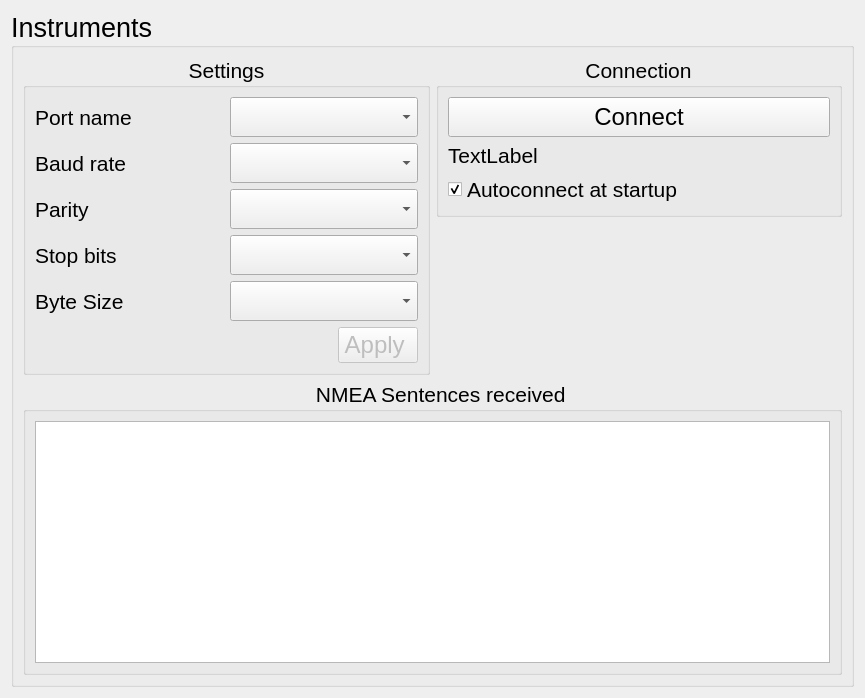
Old version of the form upwind/src/UWPlugins/NMEASerialPortReader/settingsui.ui in the repository UpWind/devel.
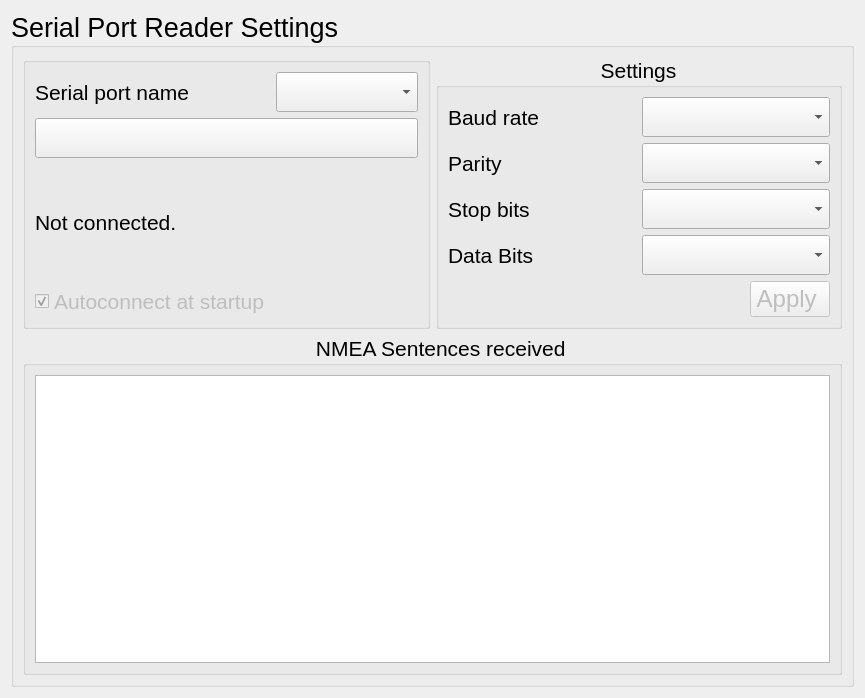
New version of the form.

Commit message:
Implemented serialPort class as SerialPortReader.
Fixes reading of serial port data from any port.
Implementes signal-slot connection between UI and data
for better separation and clarity.

```diff
--- a/upwind/src/UWPlugins/NMEASerialPortReader/settingsui.ui
+++ b/upwind/src/UWPlugins/NMEASerialPortReader/settingsui.ui
@@ -13,13 +13,19 @@
   <layout class="QGridLayout" name="gridLayout_11">
    <item row="0" column="0">
     <widget class="QGroupBox" name="chartsBox_4">
+     <property name="sizePolicy">
+      <sizepolicy hsizetype="Minimum" vsizetype="Preferred">
+       <horstretch>0</horstretch>
+       <verstretch>0</verstretch>
+      </sizepolicy>
+     </property>
      <property name="font">
       <font>
        <pointsize>20</pointsize>
       </font>
      </property>
      <property name="title">
-      <string>Instruments</string>
+      <string>Serial Port Reader Settings</string>
      </property>
      <layout class="QGridLayout" name="gridLayout_2">
       <item row="4" column="0" colspan="2">
@@ -50,7 +56,7 @@
            <property name="sizePolicy">
             <sizepolicy hsizetype="Expanding" vsizetype="Expanding">
              <horstretch>0</horstretch>
-             <verstretch>200</verstretch>
+             <verstretch>0</verstretch>
             </sizepolicy>
            </property>
            <property name="maximumSize">
@@ -68,72 +74,7 @@
            <property name="verticalScrollBarPolicy">
             <enum>Qt::ScrollBarAsNeeded</enum>
            </property>
-          </widget>
-         </item>
-        </layout>
-       </widget>
-      </item>
-      <item row="2" column="1">
-       <widget class="QGroupBox" name="groupBox_3">
-        <property name="font">
-         <font>
-          <pointsize>16</pointsize>
-         </font>
-        </property>
-        <property name="title">
-         <string>Connection</string>
-        </property>
-        <property name="alignment">
-         <set>Qt::AlignHCenter|Qt::AlignTop</set>
-        </property>
-        <property name="flat">
-         <bool>true</bool>
-        </property>
-        <layout class="QVBoxLayout" name="verticalLayout_5">
-         <item>
-          <widget class="QPushButton" name="pushButton_connect">
-           <property name="minimumSize">
-            <size>
-             <width>200</width>
-             <height>40</height>
-            </size>
-           </property>
-           <property name="font">
-            <font>
-             <family>Arial</family>
-             <pointsize>18</pointsize>
-            </font>
-           </property>
-           <property name="text">
-            <string>Connect</string>
-           </property>
-          </widget>
-         </item>
-         <item>
-          <widget class="QLabel" name="connection_status">
-           <property name="text">
-            <string>TextLabel</string>
-           </property>
-          </widget>
-         </item>
-         <item>
-          <widget class="QCheckBox" name="checkBox_autoconnect">
-           <property name="font">
-            <font>
-             <family>Arial</family>
-             <pointsize>16</pointsize>
-            </font>
-           </property>
-           <property name="acceptDrops">
-            <bool>false</bool>
-           </property>
-           <property name="autoFillBackground">
-            <bool>false</bool>
-           </property>
-           <property name="text">
-            <string>Autoconnect at startup</string>
-           </property>
-           <property name="checked">
+           <property name="readOnly">
             <bool>true</bool>
            </property>
           </widget>
@@ -141,8 +82,14 @@
         </layout>
        </widget>
       </item>
-      <item row="2" column="0" rowspan="2">
+      <item row="3" column="1">
        <widget class="QGroupBox" name="groupBox_2">
+        <property name="sizePolicy">
+         <sizepolicy hsizetype="Minimum" vsizetype="Preferred">
+          <horstretch>0</horstretch>
+          <verstretch>0</verstretch>
+         </sizepolicy>
+        </property>
         <property name="font">
          <font>
           <pointsize>16</pointsize>
@@ -177,19 +124,6 @@
            </property>
           </widget>
          </item>
-         <item row="0" column="0">
-          <widget class="QLabel" name="label">
-           <property name="font">
-            <font>
-             <family>Arial</family>
-             <pointsize>16</pointsize>
-            </font>
-           </property>
-           <property name="text">
-            <string>Port name</string>
-           </property>
-          </widget>
-         </item>
          <item row="2" column="0">
           <widget class="QLabel" name="label_3">
            <property name="font">
@@ -272,7 +206,7 @@
             </font>
            </property>
            <property name="text">
-            <string>Byte Size</string>
+            <string>Data Bits</string>
            </property>
           </widget>
          </item>
@@ -302,25 +236,6 @@
            </property>
           </widget>
          </item>
-         <item row="0" column="1">
-          <widget class="QComboBox" name="comboBox_portName">
-           <property name="minimumSize">
-            <size>
-             <width>0</width>
-             <height>40</height>
-            </size>
-           </property>
-           <property name="font">
-            <font>
-             <family>Arial</family>
-             <pointsize>18</pointsize>
-            </font>
-           </property>
-           <property name="editable">
-            <bool>false</bool>
-           </property>
-          </widget>
-         </item>
          <item row="5" column="1">
           <widget class="QComboBox" name="comboBox_byteSize">
            <property name="minimumSize">
@@ -343,6 +258,130 @@
         </layout>
        </widget>
       </item>
+      <item row="3" column="0">
+       <widget class="QGroupBox" name="groupBox_3">
+        <property name="sizePolicy">
+         <sizepolicy hsizetype="Minimum" vsizetype="Preferred">
+          <horstretch>0</horstretch>
+          <verstretch>0</verstretch>
+         </sizepolicy>
+        </property>
+        <property name="font">
+         <font>
+          <pointsize>16</pointsize>
+         </font>
+        </property>
+        <property name="title">
+         <string/>
+        </property>
+        <property name="alignment">
+         <set>Qt::AlignHCenter|Qt::AlignTop</set>
+        </property>
+        <property name="flat">
+         <bool>true</bool>
+        </property>
+        <layout class="QGridLayout" name="gridLayout_3">
+         <property name="sizeConstraint">
+          <enum>QLayout::SetDefaultConstraint</enum>
+         </property>
+         <item row="1" column="1">
+          <widget class="QComboBox" name="comboBox_portName">
+           <property name="sizePolicy">
+            <sizepolicy hsizetype="Minimum" vsizetype="Fixed">
+             <horstretch>0</horstretch>
+             <verstretch>0</verstretch>
+            </sizepolicy>
+           </property>
+           <property name="minimumSize">
+            <size>
+             <width>0</width>
+             <height>40</height>
+            </size>
+           </property>
+           <property name="font">
+            <font>
+             <family>Arial</family>
+             <pointsize>18</pointsize>
+            </font>
+           </property>
+           <property name="editable">
+            <bool>false</bool>
+           </property>
+          </widget>
+         </item>
+         <item row="1" column="0">
+          <widget class="QLabel" name="label">
+           <property name="font">
+            <font>
+             <family>Arial</family>
+             <pointsize>16</pointsize>
+            </font>
+           </property>
+           <property name="text">
+            <string>Serial port name</string>
+           </property>
+          </widget>
+         </item>
+         <item row="3" column="0" colspan="2">
+          <widget class="QPushButton" name="pushButton_openSerialPort">
+           <property name="sizePolicy">
+            <sizepolicy hsizetype="Minimum" vsizetype="Fixed">
+             <horstretch>0</horstretch>
+             <verstretch>0</verstretch>
+            </sizepolicy>
+           </property>
+           <property name="minimumSize">
+            <size>
+             <width>200</width>
+             <height>40</height>
+            </size>
+           </property>
+           <property name="font">
+            <font>
+             <family>Arial</family>
+             <pointsize>18</pointsize>
+            </font>
+           </property>
+           <property name="text">
+            <string/>
+           </property>
+          </widget>
+         </item>
+         <item row="4" column="0" colspan="2">
+          <widget class="QLabel" name="connection_status">
+           <property name="text">
+            <string>Not connected.</string>
+           </property>
+          </widget>
+         </item>
+         <item row="5" column="0">
+          <widget class="QCheckBox" name="checkBox_autoconnect">
+           <property name="enabled">
+            <bool>false</bool>
+           </property>
+           <property name="font">
+            <font>
+             <family>Arial</family>
+             <pointsize>16</pointsize>
+            </font>
+           </property>
+           <property name="acceptDrops">
+            <bool>false</bool>
+           </property>
+           <property name="autoFillBackground">
+            <bool>false</bool>
+           </property>
+           <property name="text">
+            <string>Autoconnect at startup</string>
+           </property>
+           <property name="checked">
+            <bool>true</bool>
+           </property>
+          </widget>
+         </item>
+        </layout>
+       </widget>
+      </item>
      </layout>
     </widget>
    </item>
```
Left out of the diff: 6 changed lines with no effect on the pictures. The commit also changes 7 other files.
